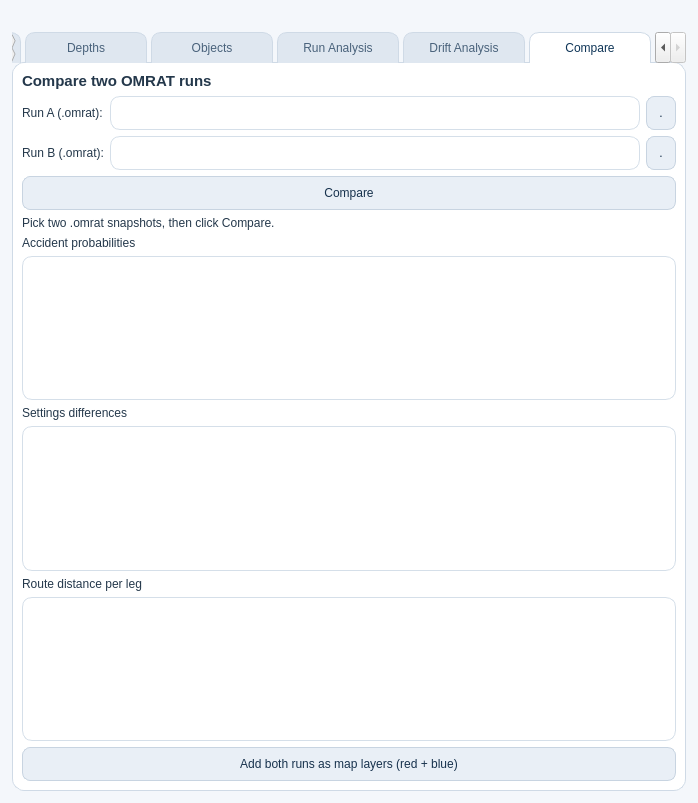
Before: the Qt Designer form omrat_base.ui in axelande/OMRAT, drawn with Qt 5.
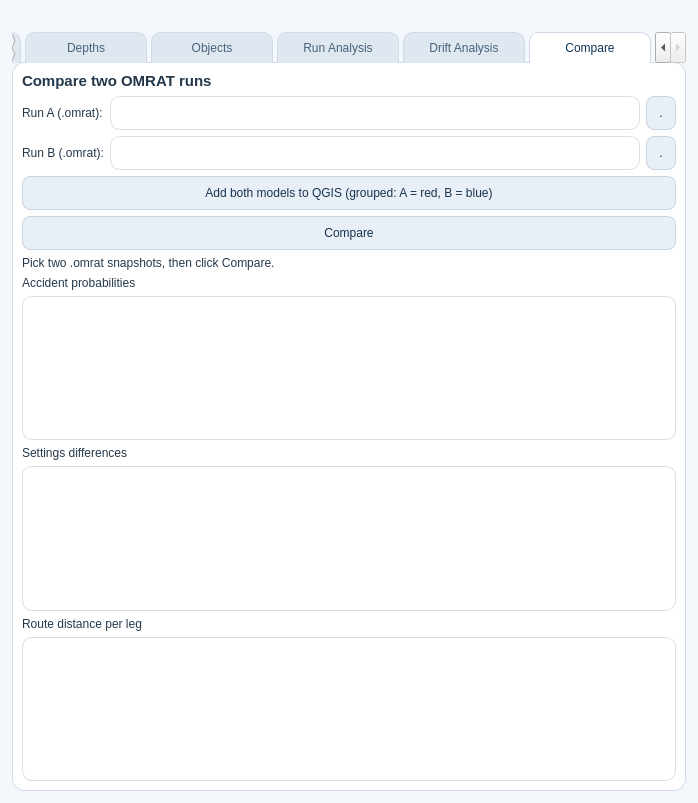
After: the same form once the commit is applied. The open tabs and pages were chosen to show the change.

Commit message: Updated to 0.14.2 Improved result presentation and compare presentation

Patch:
```diff
--- a/omrat_base.ui
+++ b/omrat_base.ui
@@ -2070,6 +2070,16 @@
             </item>
            </layout>
           </item>
+          <item>
+           <widget class="QPushButton" name="pbAddCompareLayers">
+            <property name="text">
+             <string>Add both models to QGIS (grouped: A = red, B = blue)</string>
+            </property>
+            <property name="toolTip">
+             <string>Creates one layer group per model with its depth areas, structures, legs, tangent lines and, when the GeoPackage exists next to the .omrat file, the result layers.</string>
+            </property>
+           </widget>
+          </item>
           <item>
            <widget class="QPushButton" name="pbRunCompare">
             <property name="text">
@@ -2117,13 +2127,6 @@
           <item>
            <widget class="QTableWidget" name="TWCompareLegs"/>
           </item>
-          <item>
-           <widget class="QPushButton" name="pbAddCompareLayers">
-            <property name="text">
-             <string>Add both runs as map layers (red + blue)</string>
-            </property>
-           </widget>
-          </item>
          </layout>
         </widget>
        </widget>
```
The commit also changes 28 other files.
